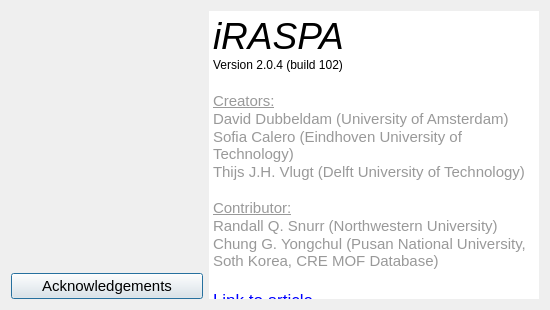
First picture: the form in iraspa/iraspagui/aboutdialog.ui, repository iRASPA/iRASPA-QT, before the edit.
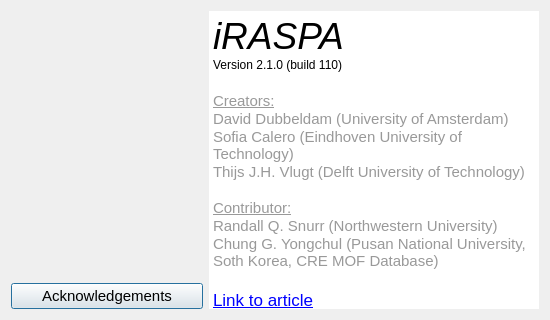
Second picture: the form after the edit. Icons and pictures are not drawn.

What changed in the file:
```diff
--- a/iraspa/iraspagui/aboutdialog.ui
+++ b/iraspa/iraspagui/aboutdialog.ui
@@ -7,7 +7,7 @@
     <x>0</x>
     <y>0</y>
     <width>550</width>
-    <height>310</height>
+    <height>320</height>
    </rect>
   </property>
   <property name="sizePolicy">
@@ -76,7 +76,7 @@
          <property name="sizeHint" stdset="0">
           <size>
            <width>20</width>
-           <height>10</height>
+           <height>30</height>
           </size>
          </property>
         </spacer>
@@ -130,7 +130,7 @@
 p, li { white-space: pre-wrap; }
 &lt;/style&gt;&lt;/head&gt;&lt;body style=&quot; font-family:'.AppleSystemUIFont'; font-size:13pt; font-weight:400; font-style:normal;&quot;&gt;
 &lt;p style=&quot; margin-top:0px; margin-bottom:0px; margin-left:0px; margin-right:0px; -qt-block-indent:0; text-indent:0px;&quot;&gt;&lt;span style=&quot; font-family:'.SF NS Text'; font-size:28pt; font-style:italic;&quot;&gt;iRASPA&lt;/span&gt;&lt;/p&gt;
-&lt;p style=&quot; margin-top:0px; margin-bottom:0px; margin-left:0px; margin-right:0px; -qt-block-indent:0; text-indent:0px;&quot;&gt;&lt;span style=&quot; font-family:'.SF NS Text'; font-size:9pt;&quot;&gt;Version 2.0.4 (build 102)&lt;/span&gt;&lt;/p&gt;
+&lt;p style=&quot; margin-top:0px; margin-bottom:0px; margin-left:0px; margin-right:0px; -qt-block-indent:0; text-indent:0px;&quot;&gt;&lt;span style=&quot; font-family:'.SF NS Text'; font-size:9pt;&quot;&gt;Version 2.1.0 (build 110)&lt;/span&gt;&lt;/p&gt;
 &lt;p style=&quot;-qt-paragraph-type:empty; margin-top:0px; margin-bottom:0px; margin-left:0px; margin-right:0px; -qt-block-indent:0; text-indent:0px; font-family:'.SF NS Text';&quot;&gt;&lt;br /&gt;&lt;/p&gt;
 &lt;p style=&quot; margin-top:0px; margin-bottom:0px; margin-left:0px; margin-right:0px; -qt-block-indent:0; text-indent:0px;&quot;&gt;&lt;span style=&quot; font-family:'.SF NS Text'; font-size:11pt; text-decoration: underline; color:#999999;&quot;&gt;Creators:&lt;/span&gt;&lt;/p&gt;
 &lt;p style=&quot; margin-top:0px; margin-bottom:0px; margin-left:0px; margin-right:0px; -qt-block-indent:0; text-indent:0px;&quot;&gt;&lt;span style=&quot; font-family:'.SF NS Text'; font-size:11pt; color:#999999;&quot;&gt;David Dubbeldam (University of Amsterdam)&lt;/span&gt;&lt;/p&gt;
```
